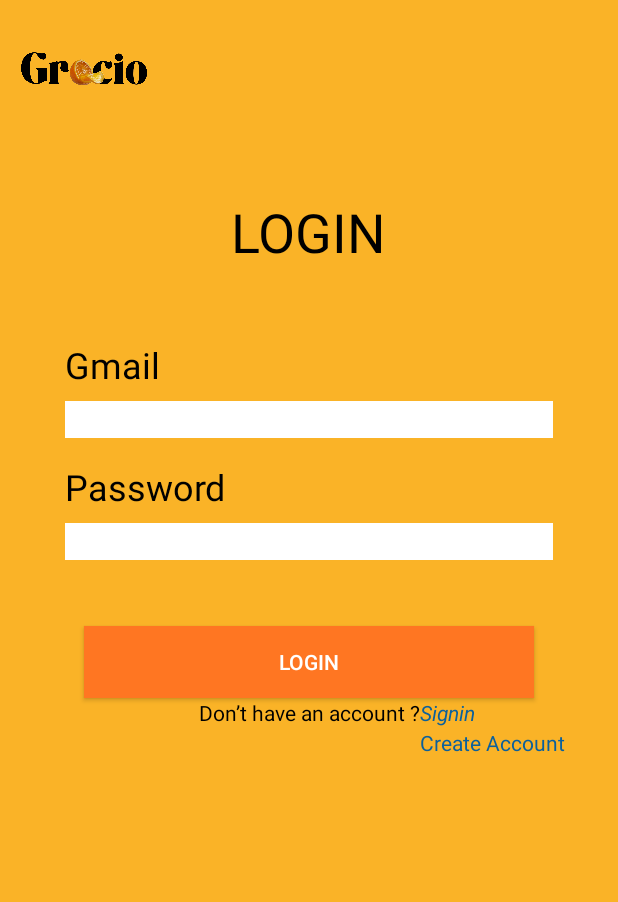
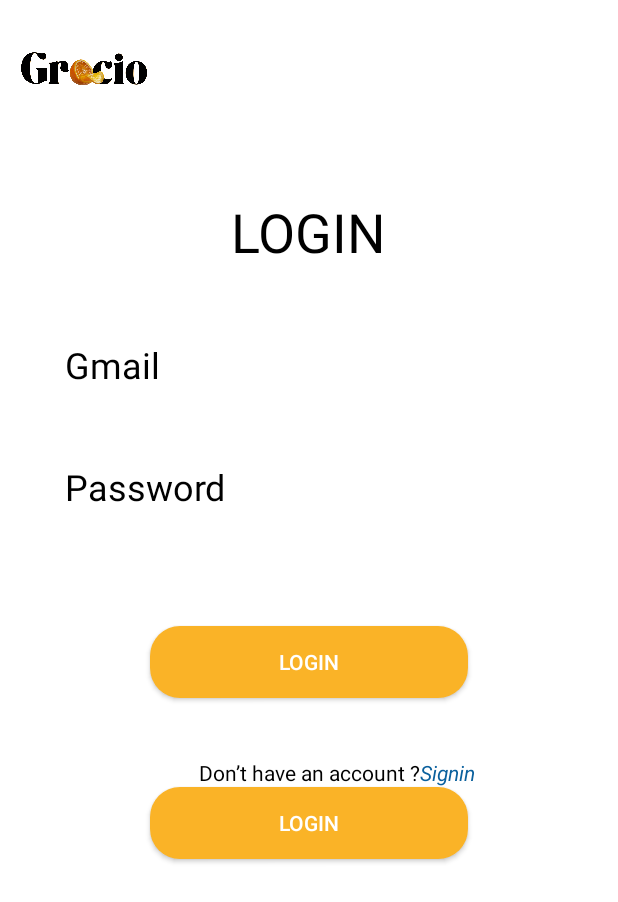
Before and after one commit to krishna007l/Grocio, an Android app: the layout fragment_login.xml on its own in the app's theme, with its tools: preview values and no code run, on a phone screen of 412 x 824 dp. Shown: the top 902 px of the screen. Run offline under Robolectric (Android 15) with nearby library versions, the phone set to English and light mode, and no system bars.

Commit message:
split screen

```diff
--- /dev/null
+++ b/app/src/main/res/drawable/curve.xml
@@ -0,0 +1,6 @@
+<?xml version="1.0" encoding="utf-8"?>
+<shape xmlns:android="http://schemas.android.com/apk/res/android"
+    android:shape="rectangle">
+    <solid android:color="@color/orange" /> <!-- Button color -->
+    <corners android:radius="20dp"/>
+</shape>
--- a/app/src/main/res/layout/fragment_login.xml
+++ b/app/src/main/res/layout/fragment_login.xml
@@ -4,7 +4,7 @@
     xmlns:tools="http://schemas.android.com/tools"
     android:layout_width="match_parent"
     android:layout_height="match_parent"
-    android:background="@color/orange"
+    android:background="@color/white"
     android:padding="@dimen/padding_8"
     tools:context=".login.LoginFragment">
 
@@ -84,8 +84,8 @@
         android:id="@+id/loginbutton"
         android:layout_width="match_parent"
         android:layout_height="@dimen/default_button"
-        android:layout_marginHorizontal="@dimen/margin_48"
-        android:background="@color/color_primary"
+        android:layout_marginHorizontal="@dimen/margin_92"
+        android:background="@drawable/curve"
         android:textColor="@color/white"
         android:layout_marginTop="@dimen/default_edit_text_height"
         android:text="@string/str_login"
@@ -97,6 +97,7 @@
         android:layout_height="wrap_content"
         android:text="Don’t have an account ?"
         android:textColor="@color/black"
+        android:layout_marginTop="40dp"
         app:layout_constraintTop_toBottomOf="@id/loginbutton"
         app:layout_constraintStart_toStartOf="@id/loginbutton"
         app:layout_constraintEnd_toEndOf="@id/loginbutton"
@@ -112,15 +113,16 @@
         app:layout_constraintStart_toEndOf="@id/slogan"
         app:layout_constraintTop_toTopOf="@id/slogan"
         />
-    <androidx.appcompat.widget.AppCompatTextView
-        android:layout_width="wrap_content"
-        android:layout_height="wrap_content"
-        android:id="@+id/create"
-        android:text="@string/str_Create"
-        app:layout_constraintTop_toTopOf="@id/slogan"
-        app:layout_constraintStart_toEndOf="@id/slogan"
-        android:layout_marginTop="20dp"
-        android:textColor="@color/blue"
-        />
+    <androidx.appcompat.widget.AppCompatButton
+        android:id="@+id/singbutton"
+        android:layout_width="match_parent"
+        android:layout_height="@dimen/default_button"
+        android:layout_marginHorizontal="@dimen/margin_92"
+        android:background="@drawable/curve"
+        android:textColor="@color/white"
+
+        android:text="@string/str_login"
+        app:layout_constraintTop_toBottomOf="@id/slogan"/>
+
 
 </androidx.constraintlayout.widget.ConstraintLayout>
--- a/app/src/main/res/values/colors.xml
+++ b/app/src/main/res/values/colors.xml
@@ -1,7 +1,7 @@
 <?xml version="1.0" encoding="utf-8"?>
 <resources>
     <color name="black">#FF000000</color>
-    <color name="white">#FFFFFFFF</color>
+    <color name="white">#FFFFFF</color>
     <color name="color_primary">#FF7622</color>
     <color name="orange">#fab327</color>
     <color name="blue">#0A609D</color>
```
